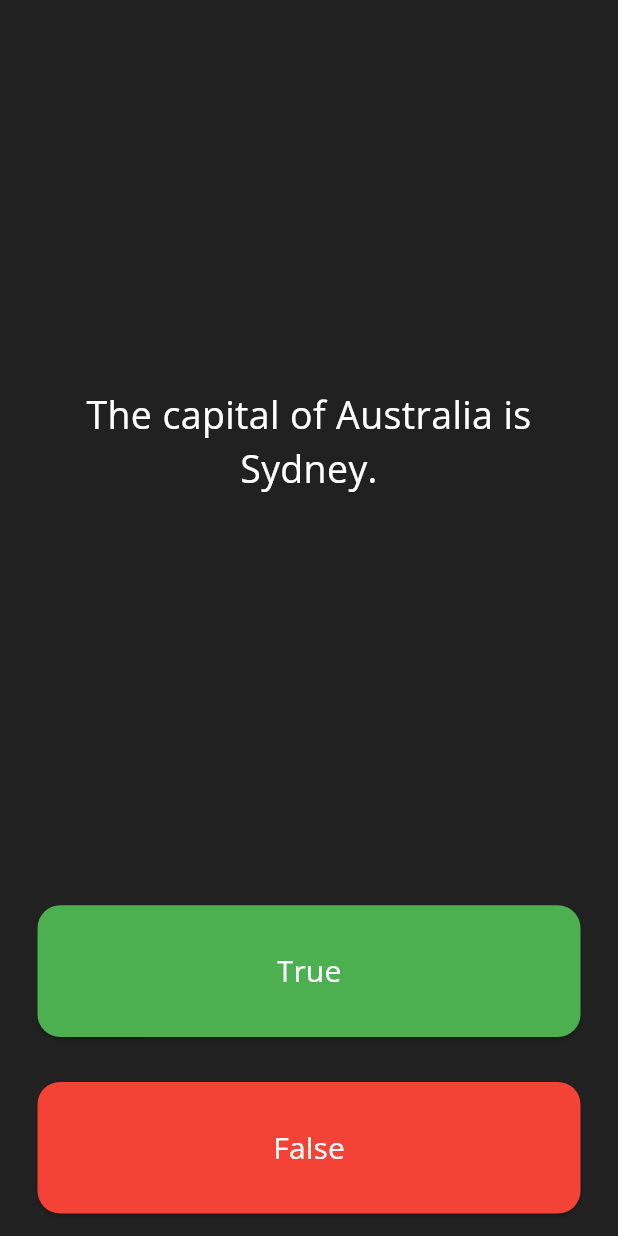
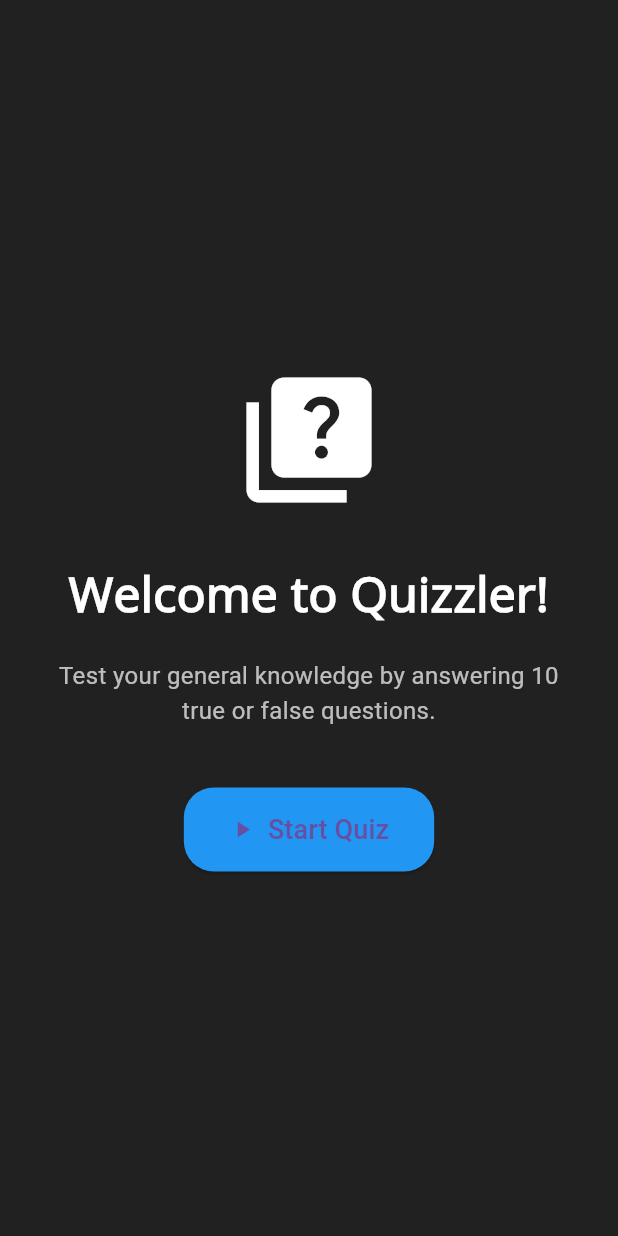
Before and after one commit to Mikreselasie/quizzler, a Flutter app: the screen it shows after launch, on a phone screen of 412 x 824 dp. Run offline on Flutter 3.47's test engine with Material 3 defaults, Android fonts, the phone set to English and light mode, and no system bars.

Commit message:
The project is done

```diff
--- a/lib/main.dart
+++ b/lib/main.dart
@@ -11,7 +11,62 @@ class Quizzler extends StatelessWidget {
         body: SafeArea(
           child: Padding(
             padding: EdgeInsets.symmetric(horizontal: 10.0),
-            child: QuizPage(),
+            child: StartPage(),
+          ),
+        ),
+      ),
+    );
+  }
+}
+
+class StartPage extends StatelessWidget {
+  @override
+  Widget build(BuildContext context) {
+    return Scaffold(
+      backgroundColor: Colors.grey.shade900,
+      body: Center(
+        child: Padding(
+          padding: const EdgeInsets.all(24.0),
+          child: Column(
+            mainAxisAlignment: MainAxisAlignment.center,
+            children: [
+              Icon(Icons.quiz, size: 100, color: Colors.white),
+              SizedBox(height: 30),
+              Text(
+                'Welcome to Quizzler!',
+                style: TextStyle(
+                  color: Colors.white,
+                  fontSize: 32,
+                  fontWeight: FontWeight.bold,
+                  fontFamily: 'OpenSans',
+                ),
+                textAlign: TextAlign.center,
+              ),
+              SizedBox(height: 20),
+              Text(
+                'Test your general knowledge by answering 10 true or false questions.',
+                style: TextStyle(color: Colors.white70, fontSize: 16),
+                textAlign: TextAlign.center,
+              ),
+              SizedBox(height: 40),
+              ElevatedButton.icon(
+                icon: Icon(Icons.play_arrow),
+                label: Text('Start Quiz', style: TextStyle(fontSize: 18)),
+                onPressed: () {
+                  Navigator.push(
+                    context,
+                    MaterialPageRoute(builder: (context) => QuizPage()),
+                  );
+                },
+                style: ElevatedButton.styleFrom(
+                  backgroundColor: Colors.blue,
+                  padding: EdgeInsets.symmetric(horizontal: 30, vertical: 15),
+                  shape: RoundedRectangleBorder(
+                    borderRadius: BorderRadius.circular(20),
+                  ),
+                ),
+              ),
+            ],
           ),
         ),
       ),
@@ -24,9 +79,9 @@ class QuizPage extends StatefulWidget {
   _QuizPageState createState() => _QuizPageState();
 }
 
-int result = 0;
-
 class _QuizPageState extends State<QuizPage> {
+  int result = 0;
+  int questionNo = 0;
   List<Icon> scoreKeeper = [];
   List<String> questions = [
     "The capital of Australia is Sydney.",
@@ -41,7 +96,6 @@ class _QuizPageState extends State<QuizPage> {
     "A group of crows is called a murder.",
   ];
   List<int> answers = [2, 2, 2, 2, 2, 2, 1, 1, 2, 1];
-  int questionNo = 0;
   void generateAnswer(int btnNo, int answer) {
     if (btnNo == answer) {
       scoreKeeper.add(Icon(Icons.check, color: Colors.green));
@@ -52,7 +106,13 @@ class _QuizPageState extends State<QuizPage> {
   }
 
   @override
+  @override
   Widget build(BuildContext context) {
+    if (questionNo >= questions.length) {
+      // Prevent further rendering and wait for navigation
+      return Container(); // Or show a loading spinner temporarily
+    }
+
     return Column(
       mainAxisAlignment: MainAxisAlignment.spaceBetween,
       crossAxisAlignment: CrossAxisAlignment.stretch,
@@ -74,6 +134,7 @@ class _QuizPageState extends State<QuizPage> {
             ),
           ),
         ),
+        // True Button
         Expanded(
           child: Padding(
             padding: EdgeInsets.all(15.0),
@@ -96,10 +157,21 @@ class _QuizPageState extends State<QuizPage> {
                 setState(() {
                   generateAnswer(1, answers[questionNo]);
                   questionNo++;
-                  if (questionNo == 10) {
+                  if (questionNo == questions.length) {
                     Navigator.push(
                       context,
-                      MaterialPageRoute(builder: (context) => ResultPage()),
+                      MaterialPageRoute(
+                        builder: (context) => ResultPage(
+                          result: result,
+                          onRestart: () {
+                            setState(() {
+                              result = 0;
+                              questionNo = 0;
+                              scoreKeeper = [];
+                            });
+                          },
+                        ),
+                      ),
                     );
                   }
                 });
@@ -107,6 +179,7 @@ class _QuizPageState extends State<QuizPage> {
             ),
           ),
         ),
+        // False Button
         Expanded(
           child: Padding(
             padding: EdgeInsets.all(15.0),
@@ -121,19 +194,29 @@ class _QuizPageState extends State<QuizPage> {
                 'False',
                 style: TextStyle(
                   color: Colors.white,
+                  fontSize: 20.0,
                   fontFamily: 'OpenSans',
-                  fontSize: 20.0,
                 ),
               ),
               onPressed: () {
-                //The user picked true.
                 setState(() {
                   generateAnswer(2, answers[questionNo]);
                   questionNo++;
-                  if (questionNo == 10) {
-                    Navigator.push(
+                  if (questionNo == questions.length) {
+                    Navigator.pushReplacement(
                       context,
-                      MaterialPageRoute(builder: (context) => ResultPage()),
+                      MaterialPageRoute(
+                        builder: (context) => ResultPage(
+                          result: result,
+                          onRestart: () {
+                            setState(() {
+                              result = 0;
+                              questionNo = 0;
+                              scoreKeeper = [];
+                            });
+                          },
+                        ),
+                      ),
                     );
                   }
                 });
@@ -141,15 +224,19 @@ class _QuizPageState extends State<QuizPage> {
             ),
           ),
         ),
-
-        //TODO: Add a Row here as your score keeper
-        Row(children: scoreKeeper),
+        // Score Keeper
+        Center(child: Row(children: scoreKeeper)),
       ],
     );
   }
 }
 
 class ResultPage extends StatelessWidget {
+  final int result;
+  final VoidCallback onRestart;
+
+  ResultPage({required this.result, required this.onRestart});
+
   Widget goodOrBad() {
     if (result >= 5) {
       return Icon(Icons.emoji_emotions, color: Colors.green, size: 100);
@@ -196,8 +283,8 @@ class ResultPage extends StatelessWidget {
                 icon: Icon(Icons.refresh),
                 label: Text('Restart Quiz', style: TextStyle(fontSize: 18)),
                 onPressed: () {
-                  result = 0; // Reset score
-                  Navigator.pop(context); // Go back to QuizPage
+                  Navigator.pop(context);
+                  onRestart(); // Reset state in QuizPage
                 },
                 style: ElevatedButton.styleFrom(
                   padding: EdgeInsets.symmetric(
```
